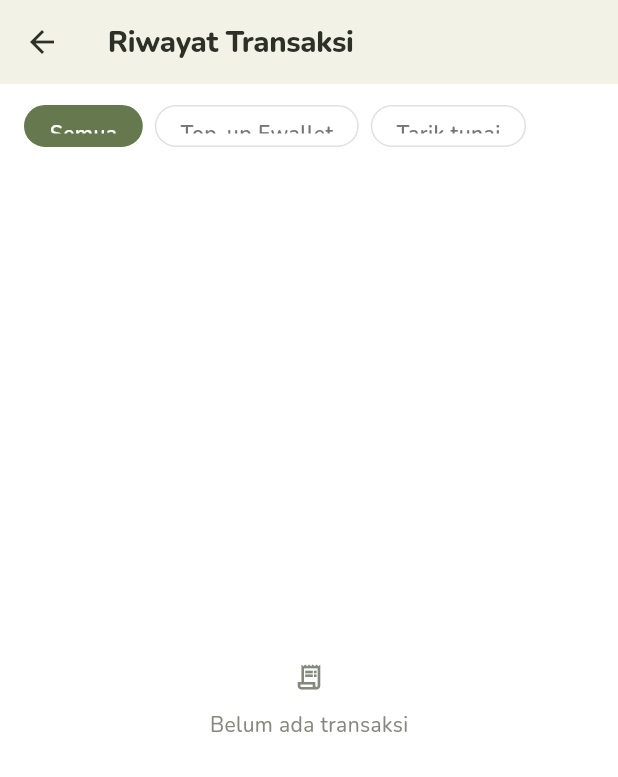
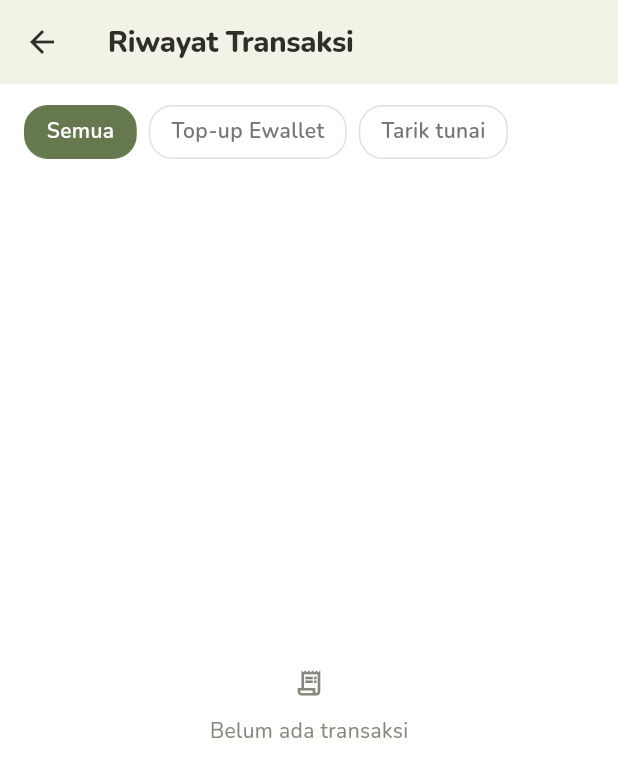
Before and after one commit to chizbu/setor_in, a Flutter app: the RiwayatScreen screen opened directly, on a phone screen of 412 x 824 dp. Shown: the top 777 px of the screen. Run offline on Flutter 3.47's test engine with Material 3 defaults, Android fonts, the phone set to English and light mode, and no system bars; our stand-ins replace flutter_contacts, image_picker, qr_flutter, screenshot, share_plus, shared_preferences; accounts and stored records are empty.

Commit message:
fix transaction history filter chips

```diff
--- a/lib/screens/auth/keuangan_screen.dart
+++ b/lib/screens/auth/keuangan_screen.dart
@@ -703,7 +703,7 @@ class _RiwayatScreenState extends State<RiwayatScreen> {
 
           // Filter chips
           SizedBox(
-            height: 28,
+            height: 36,
             child: ListView(
               scrollDirection: Axis.horizontal,
               padding: const EdgeInsets.symmetric(horizontal: AppSpacing.lg),
@@ -805,7 +805,7 @@ class _RiwayatScreenState extends State<RiwayatScreen> {
       child: AnimatedContainer(
         duration: const Duration(milliseconds: 150),
         padding:
-            const EdgeInsets.symmetric(horizontal: 16, vertical: 8),
+            const EdgeInsets.symmetric(horizontal: 14, vertical: 6),
         decoration: BoxDecoration(
           color: active ? kPrimary : Colors.transparent,
           borderRadius: BorderRadius.circular(AppRadius.lg),
```
